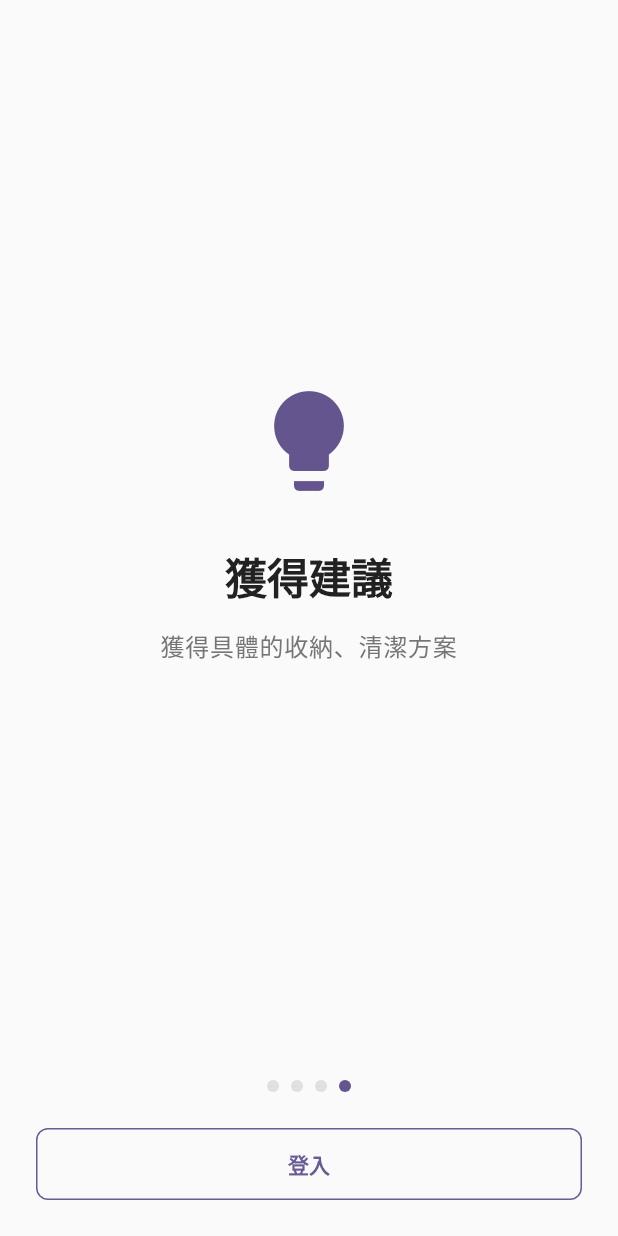
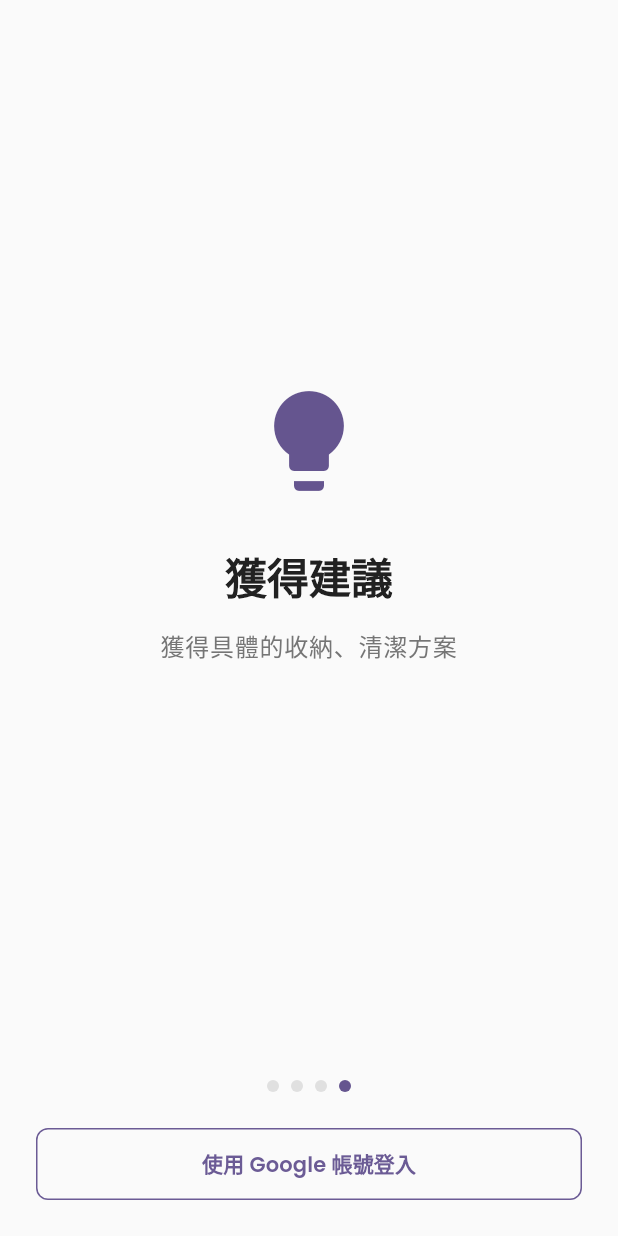
Before and after one commit to Matt-Chou/GleamHome-AI, a Flutter app: the screen it shows after launch, swiped to page 4, on a phone screen of 412 x 824 dp. Run offline on Flutter 3.47's test engine with Material 3 defaults, Android fonts, the phone set to English and light mode, and no system bars; our stand-ins replace camera, dio, firebase_auth, firebase_core, flutter_animate, flutter_dotenv and 4 more; accounts and stored records are empty.

Commit message:
feat: Add user profile and fix Google Sign-In flow
 New Features:
- Personal profile bottom sheet with user avatar and info
- Google account sign-out functionality
- Authentication state management with AuthWrapper

 UI/UX Improvements:
- Changed 'Settings' to 'Personal' in bottom navigation
- Updated icon from settings to person
- Added user avatar display (Google profile photo or default icon)
- User info display (name and email)
- Sign-out button with confirmation and navigation

 Bug Fixes:
- Fixed Google Sign-In not showing account selection after logout
- Added 'prompt: select_account' parameter to force account chooser
- Improved sign-in button text clarity
- Enhanced error handling and user feedback

 Technical Implementation:
- Created AuthWrapper for automatic login state management
- StreamBuilder integration for real-time auth state changes
- Updated app routing structure with proper navigation flow
- Firebase Auth signOut before signIn to clear cached state

 User Experience:
- Automatic navigation based on authentication state
- Seamless login/logout flow with proper state management
- Loading indicator during authentication state checks
- Improved button labels and error messages

Testing: Verified on http://localhost:58001
Status: Ready for testing user authentication flow

```diff
--- /dev/null
+++ b/lib/auth_wrapper.dart
@@ -0,0 +1,35 @@
+import 'package:flutter/material.dart';
+import 'package:firebase_auth/firebase_auth.dart';
+import 'screens/onboarding_screen.dart';
+import 'screens/home_screen.dart';
+
+/// 認證包裝器 - 根據登入狀態決定顯示哪個頁面
+class AuthWrapper extends StatelessWidget {
+  const AuthWrapper({super.key});
+
+  @override
+  Widget build(BuildContext context) {
+    return StreamBuilder<User?>(
+      stream: FirebaseAuth.instance.authStateChanges(),
+      builder: (context, snapshot) {
+        // 連接狀態檢查
+        if (snapshot.connectionState == ConnectionState.waiting) {
+          return const Scaffold(
+            body: Center(
+              child: CircularProgressIndicator(),
+            ),
+          );
+        }
+
+        // 檢查是否有登入用戶
+        if (snapshot.hasData && snapshot.data != null) {
+          // 用戶已登入，顯示主頁面
+          return const HomeScreen();
+        } else {
+          // 用戶未登入，顯示登入頁面
+          return const OnboardingScreen();
+        }
+      },
+    );
+  }
+}
--- a/lib/main.dart
+++ b/lib/main.dart
@@ -5,6 +5,7 @@ import 'package:flutter_dotenv/flutter_dotenv.dart';
 import 'firebase_options_secure.dart';
 import 'config/app_theme.dart';
 import 'config/app_constants.dart';
+import 'auth_wrapper.dart';
 import 'screens/onboarding_screen.dart';
 import 'screens/auth_screen.dart';
 import 'screens/home_screen.dart';
@@ -37,7 +38,8 @@ class MyApp extends StatelessWidget {
       themeMode: ThemeMode.light,
       initialRoute: '/',
       routes: {
-        '/': (context) => const OnboardingScreen(),
+        '/': (context) => const AuthWrapper(),
+        '/onboarding': (context) => const OnboardingScreen(),
         '/auth': (context) => const AuthScreen(),
         '/home': (context) => const HomeScreen(),
         '/camera': (context) => const CameraScreen(),
--- a/lib/screens/onboarding_screen.dart
+++ b/lib/screens/onboarding_screen.dart
@@ -104,7 +104,7 @@ class _OnboardingScreenState extends State<OnboardingScreen> {
                   ),
                   _buildIntroPage(
                     title: '只需拍照',
-                    subtitle: '簡單拍攝照片',
+                    subtitle: '簡單拍攝/上傳照片',
                     icon: Icons.camera_alt,
                   ),
                   _buildIntroPage(
@@ -147,9 +147,17 @@ class _OnboardingScreenState extends State<OnboardingScreen> {
                     OutlinedButton(
                       onPressed: () async {
                         try {
-                          // 使用 Firebase Auth 進行 登入
+                          // 確保先登出任何現有會話
+                          await FirebaseAuth.instance.signOut();
+
+                          // 使用 Firebase Auth 進行 Google 登入
                           final auth = FirebaseAuth.instance;
                           final googleProvider = GoogleAuthProvider();
+
+                          // 設定 GoogleAuthProvider 參數，強制顯示帳號選擇
+                          googleProvider.setCustomParameters({
+                            'prompt': 'select_account', // 強制顯示帳號選擇頁面
+                          });
 
                           final userCredential = await auth.signInWithPopup(googleProvider);
                           final user = userCredential.user;
@@ -164,20 +172,20 @@ class _OnboardingScreenState extends State<OnboardingScreen> {
                             Navigator.of(context).pushReplacementNamed('/home');
                           } else {
                             ScaffoldMessenger.of(context).showSnackBar(
-                              const SnackBar(content: Text('登入已取消')),
+                              const SnackBar(content: Text('Google 登入已取消')),
                             );
                           }
                         } catch (e) {
-                          debugPrint('登入錯誤: $e');
+                          debugPrint('Google 登入錯誤: $e');
                           ScaffoldMessenger.of(context).showSnackBar(
-                            SnackBar(content: Text('登入錯誤: ${e.toString()}')),
+                            SnackBar(content: Text('Google 登入錯誤: ${e.toString()}')),
                           );
                         }
                       },
                       style: OutlinedButton.styleFrom(
                         minimumSize: const Size.fromHeight(48),
                       ),
-                      child: const Text('登入'),
+                      child: const Text('使用 Google 帳號登入'),
                     )
                   else
                     Row(
```
Also changed, not shown: lib/screens/home_screen.dart (+89 -2 lines).
